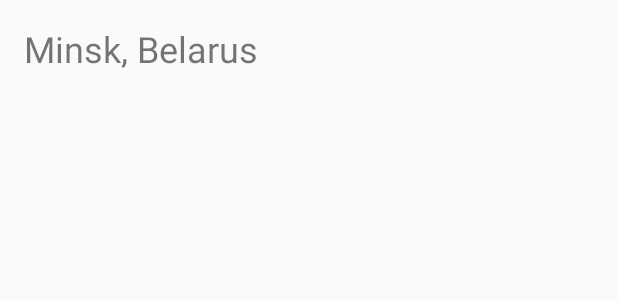
After one commit to pashssh/Weather, an Android app: the layout change_city_item.xml on its own in the app's theme, with its tools: preview values and no code run, on a phone screen of 412 x 824 dp. The commit adds this screen. Shown: the top 300 px of the screen. Run offline under Robolectric (Android 15) with nearby library versions, the phone set to English and light mode, and no system bars.

Commit message:
recycler view item change city

```diff
--- a/app/src/main/java/com/pashssh/weather/ui/weatherDisplay/WeatherViewModel.kt
+++ b/app/src/main/java/com/pashssh/weather/ui/weatherDisplay/WeatherViewModel.kt
@@ -26,6 +26,7 @@ class WeatherViewModel(app: Application) : ViewModel() {
 
 
     var currentWeather = MediatorLiveData<DatabaseCurrent>()
+
     val locList = weatherRepository.getLocations()
 
 
--- /dev/null
+++ b/app/src/main/res/layout/change_city_item.xml
@@ -0,0 +1,26 @@
+<?xml version="1.0" encoding="utf-8"?>
+<layout xmlns:android="http://schemas.android.com/apk/res/android"
+    xmlns:tools="http://schemas.android.com/tools"
+    xmlns:app="http://schemas.android.com/apk/res-auto">
+
+    <data>
+
+    </data>
+
+    <androidx.constraintlayout.widget.ConstraintLayout
+        android:layout_width="match_parent"
+        android:layout_height="wrap_content"
+        app:layout_constraintCircleRadius="5dp">
+
+        <TextView
+            android:layout_width="wrap_content"
+            android:layout_height="wrap_content"
+            android:layout_margin="16dp"
+            android:textSize="24sp"
+            app:layout_constraintTop_toTopOf="parent"
+            app:layout_constraintStart_toStartOf="parent"
+            app:layout_constraintBottom_toBottomOf="parent"
+            tools:text="Minsk, Belarus" />
+
+    </androidx.constraintlayout.widget.ConstraintLayout>
+</layout>
```
Also changed, not shown: app/src/main/java/com/pashssh/weather/ui/changeCity/ChangeCityAdapter.kt (added, +41 -0 lines), app/src/main/java/com/pashssh/weather/ui/changeCity/ChangeCityFragment.kt (+5 -7 lines), app/src/main/res/layout/change_city_fragment.xml (renamed from app/src/main/res/layout/fragment_change_city.xml).
